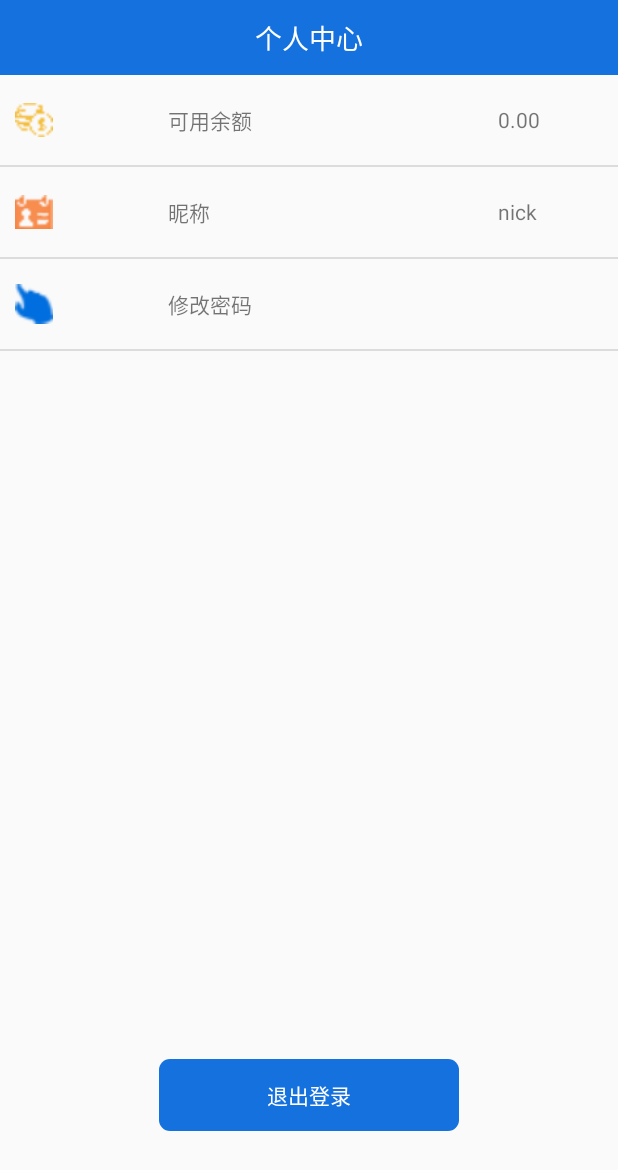
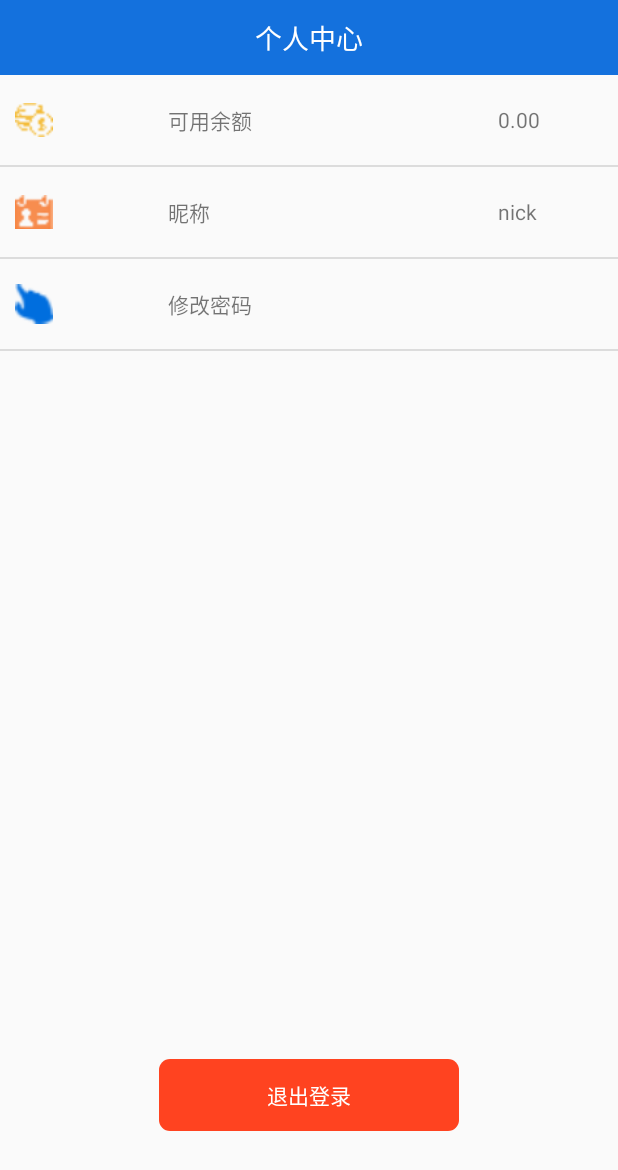
Before and after one commit to iosdevelop123/demo, an Android app: the UserActivity screen opened directly, with no data from a screen before it, on a phone screen of 412 x 824 dp. Shown: the top 1170 px of the screen. Run offline under Robolectric (Android 15) with nearby library versions, the light colour scheme and no system bars.

Commit message:
按钮颜色变更

```diff
--- a/MyApplication/app/src/main/AndroidManifest.xml
+++ b/MyApplication/app/src/main/AndroidManifest.xml
@@ -7,9 +7,7 @@
     <uses-permission android:name="android.permission.ACCESS_NETWORK_STATE" />
     <uses-permission android:name="android.permission.READ_PHONE_STATE"/>
     <span style="font-size:16px;">
-
     </span>
-
     <application
         android:allowBackup="true"
         android:icon="@mipmap/icon"
--- a/MyApplication/app/src/main/res/layout/activity_user.xml
+++ b/MyApplication/app/src/main/res/layout/activity_user.xml
@@ -43,6 +43,6 @@
         android:layout_centerHorizontal="true"
         android:layout_marginBottom="70dp"
         android:background="@drawable/shape"
-        android:backgroundTint="#1471dd" />
+        android:backgroundTint="#ff4320" />
 
 </RelativeLayout>
```
Also changed, not shown: MyApplication/app/src/main/res/layout/content_main.xml (+4 -3 lines).
